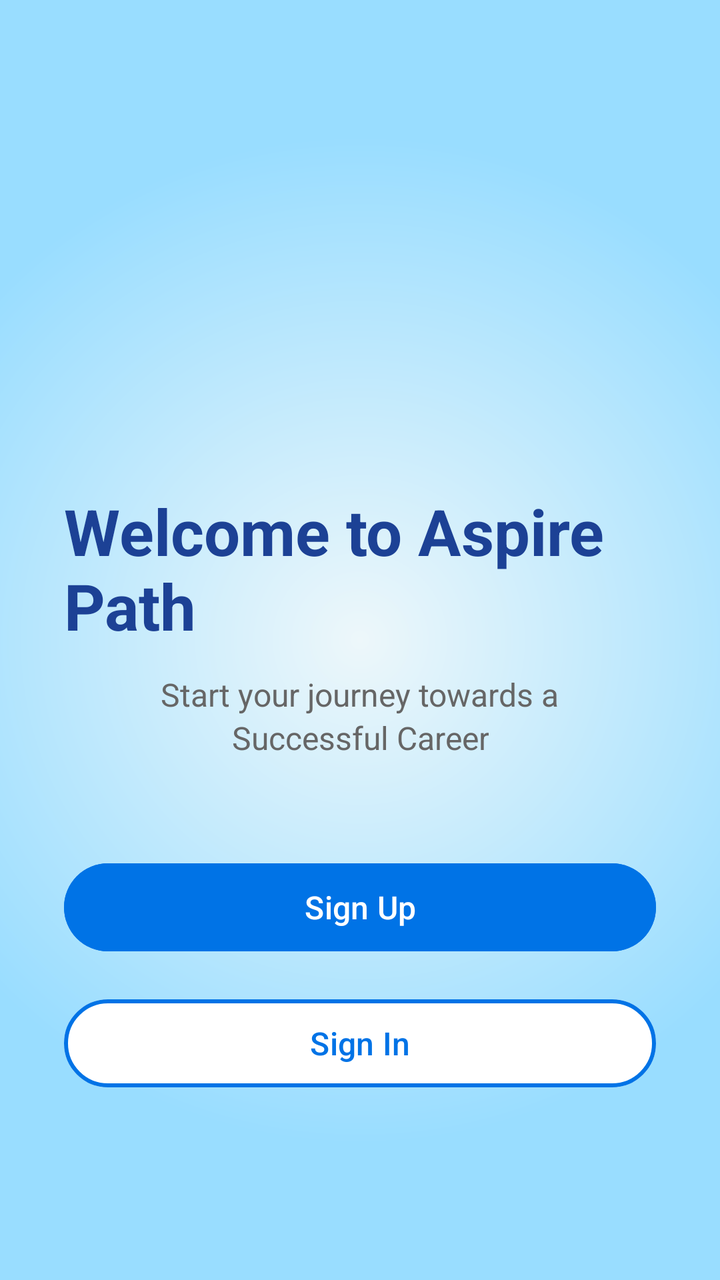
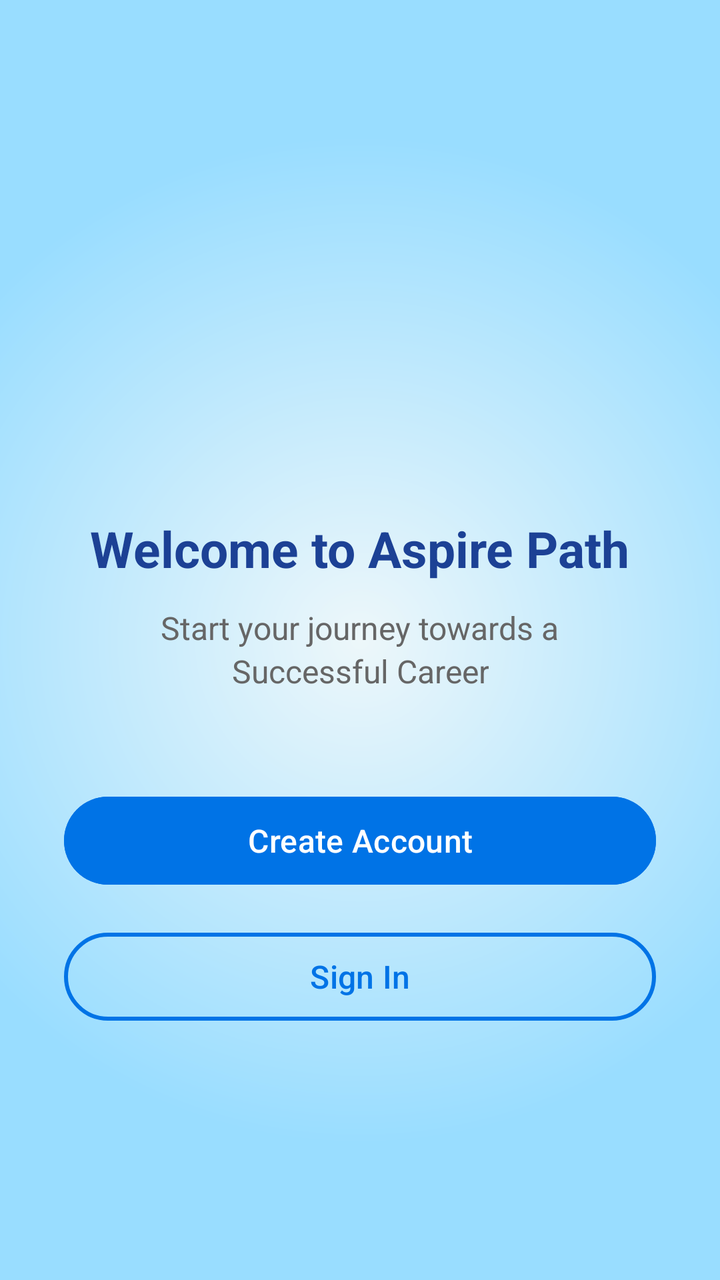

Screens rendered from an Android XML layout before and after an edit, with the pre-edit source and the edit as a unified diff.
<!-- AndroidManifest.xml: application theme Theme.AspirePath -->
<!-- res/layout/activity_welcome.xml -->
<?xml version="1.0" encoding="utf-8"?>
<LinearLayout xmlns:android="http://schemas.android.com/apk/res/android"
    xmlns:app="http://schemas.android.com/apk/res-auto"
    android:layout_width="match_parent"
    android:layout_height="match_parent"
    android:orientation="vertical"
    android:background="@drawable/gradient_bg"
    android:gravity="center"
    android:padding="32dp">

    
    <ImageView
        android:layout_width="120dp"
        android:layout_height="120dp"
        android:src="@mipmap/ic_launcher"
        android:layout_marginBottom="32dp"/>

    
    <TextView
        android:layout_width="wrap_content"
        android:layout_height="wrap_content"
        android:text="Welcome to Aspire Path"
        android:textSize="32sp"
        android:textStyle="bold"
        android:textColor="@color/blue"
        android:layout_marginBottom="12dp"/>

    <TextView
        android:layout_width="wrap_content"
        android:layout_height="wrap_content"
        android:text="Start your journey towards a"
        android:textSize="16sp"
        android:textColor="#666666"
        android:gravity="center"/>

    <TextView
        android:layout_width="wrap_content"
        android:layout_height="wrap_content"
        android:text="Successful Career"
        android:textSize="16sp"
        android:textColor="#666666"
        android:gravity="center"
        android:layout_marginBottom="48dp"/>

    
    <Button
        android:id="@+id/btnWelcomeSignUp"
        android:layout_width="match_parent"
        android:layout_height="52dp"
        android:text="Sign Up"
        android:textAllCaps="false"
        android:textColor="#FFFFFF"
        android:textSize="16sp"
        android:backgroundTint="#0073e6"
        app:cornerRadius="26dp"
        android:layout_marginBottom="16dp"/>

    
    <Button
        android:id="@+id/btnWelcomeSignIn"
        android:layout_width="match_parent"
        android:layout_height="52dp"
        android:text="Sign In"
        android:textAllCaps="false"
        android:textColor="#0073e6"
        android:textSize="16sp"
        android:backgroundTint="@android:color/white"
        app:cornerRadius="26dp"
        app:strokeColor="#0073e6"
        app:strokeWidth="2dp"/>

</LinearLayout>
<!-- resources referenced by this layout -->
<resources>
  <color name="blue">#1C4195</color>
  <!-- drawable gradient_bg (drawable) -->
  <?xml version="1.0" encoding="utf-8"?>
  <shape xmlns:android="http://schemas.android.com/apk/res/android"
      android:shape="rectangle">
      <gradient
          android:startColor="#edf7fa"
          android:endColor="#99ddff"
          android:gradientRadius="70%p"
          android:type="radial"
          android:centerX="0.5"
          android:centerY="0.5"
          android:dither="true" />
  </shape>
  <!-- mipmap ic_launcher (mipmap-anydpi-v26) -->
  <?xml version="1.0" encoding="utf-8"?>
  <adaptive-icon xmlns:android="http://schemas.android.com/apk/res/android">
      <background android:drawable="@mipmap/ic_launcher_background"/>
      <foreground android:drawable="@mipmap/ic_launcher_foreground"/>
  </adaptive-icon>
  <style name="Theme.AspirePath" parent="Base.Theme.AspirePath" />
  <style name="Base.Theme.AspirePath" parent="Theme.Material3.DayNight.NoActionBar">
          
          
      </style>
</resources>

<!-- the commit's change to res/layout/activity_welcome.xml (unified diff, before → after) -->
@@ -10,8 +10,8 @@
 
     
     <ImageView
-        android:layout_width="120dp"
-        android:layout_height="120dp"
+        android:layout_width="100dp"
+        android:layout_height="100dp"
         android:src="@mipmap/ic_launcher"
         android:layout_marginBottom="32dp"/>
 
@@ -20,7 +20,7 @@
         android:layout_width="wrap_content"
         android:layout_height="wrap_content"
         android:text="Welcome to Aspire Path"
-        android:textSize="32sp"
+        android:textSize="25sp"
         android:textStyle="bold"
         android:textColor="@color/blue"
         android:layout_marginBottom="12dp"/>
@@ -47,7 +47,7 @@
         android:id="@+id/btnWelcomeSignUp"
         android:layout_width="match_parent"
         android:layout_height="52dp"
-        android:text="Sign Up"
+        android:text="Create Account"
         android:textAllCaps="false"
         android:textColor="#FFFFFF"
         android:textSize="16sp"
@@ -64,7 +64,7 @@
         android:textAllCaps="false"
         android:textColor="#0073e6"
         android:textSize="16sp"
-        android:backgroundTint="@android:color/white"
+        android:backgroundTint="@android:color/transparent"
         app:cornerRadius="26dp"
         app:strokeColor="#0073e6"
         app:strokeWidth="2dp"/>
<!-- resource entries referenced after the edit -->
@@ -23,7 +23,12 @@
   <style name="Theme.AspirePath" parent="Base.Theme.AspirePath" />
   <style name="Base.Theme.AspirePath" parent="Theme.Material3.DayNight.NoActionBar">
           
+          <item name="colorPrimary">@color/blue</item>
+          <item name="colorPrimaryVariant">#0073e6</item>
+          <item name="colorOnPrimary">@color/white</item>
+          <item name="android:statusBarColor">#0073e6</item>
           
       </style>
+  <color name="white">#FFFFFFFF</color>
 </resources>
 
